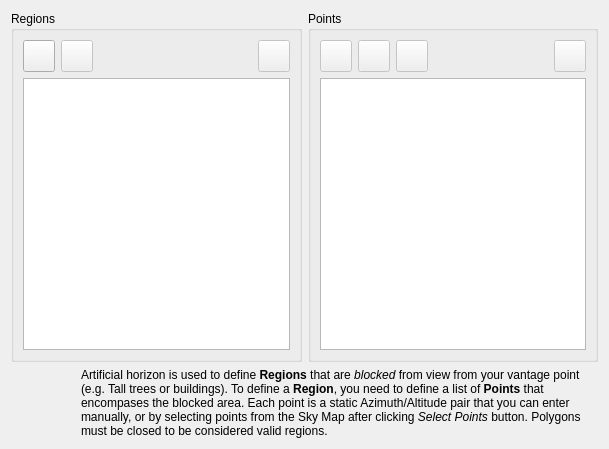
This is kstars/tools/horizonmanager.ui in KDE/kstars as Qt 5 draws it before an edit. The edited form follows.
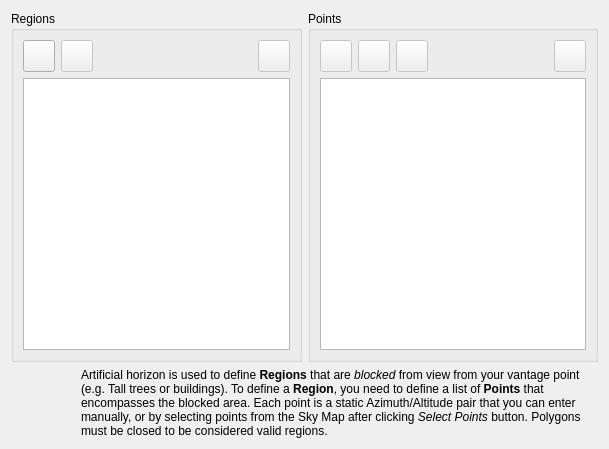
This is the edited form.

```diff
--- a/kstars/tools/horizonmanager.ui
+++ b/kstars/tools/horizonmanager.ui
@@ -306,7 +306,7 @@
      <item>
       <widget class="QLabel" name="label">
        <property name="text">
-        <string>&lt;html&gt;&lt;head/&gt;&lt;body&gt;&lt;p&gt;Artificial horizon is used to define &lt;span style=&quot; font-weight:600;&quot;&gt;Regions&lt;/span&gt; that are &lt;span style=&quot; font-style:italic;&quot;&gt;blocked&lt;/span&gt; from view from your vantage point (e.g. Tall trees or buildings). To define a &lt;span style=&quot; font-weight:600;&quot;&gt;Region&lt;/span&gt;, you need to define a list of &lt;span style=&quot; font-weight:600;&quot;&gt;Points&lt;/span&gt; that encompases the blocked area. Each point is a static Azimuth/Altitude pair that you can enter manually, or by selecting points from the Sky Map after clicking &lt;span style=&quot; font-style:italic;&quot;&gt;Select Points&lt;/span&gt; button. Polygons must be closed to be considered valid regions.&lt;/p&gt;&lt;/body&gt;&lt;/html&gt;</string>
+        <string>&lt;html&gt;&lt;head/&gt;&lt;body&gt;&lt;p&gt;Artificial horizon is used to define &lt;span style=&quot; font-weight:600;&quot;&gt;Regions&lt;/span&gt; that are &lt;span style=&quot; font-style:italic;&quot;&gt;blocked&lt;/span&gt; from view from your vantage point (e.g. Tall trees or buildings). To define a &lt;span style=&quot; font-weight:600;&quot;&gt;Region&lt;/span&gt;, you need to define a list of &lt;span style=&quot; font-weight:600;&quot;&gt;Points&lt;/span&gt; that encompasses the blocked area. Each point is a static Azimuth/Altitude pair that you can enter manually, or by selecting points from the Sky Map after clicking &lt;span style=&quot; font-style:italic;&quot;&gt;Select Points&lt;/span&gt; button. Polygons must be closed to be considered valid regions.&lt;/p&gt;&lt;/body&gt;&lt;/html&gt;</string>
        </property>
        <property name="wordWrap">
         <bool>true</bool>
```
